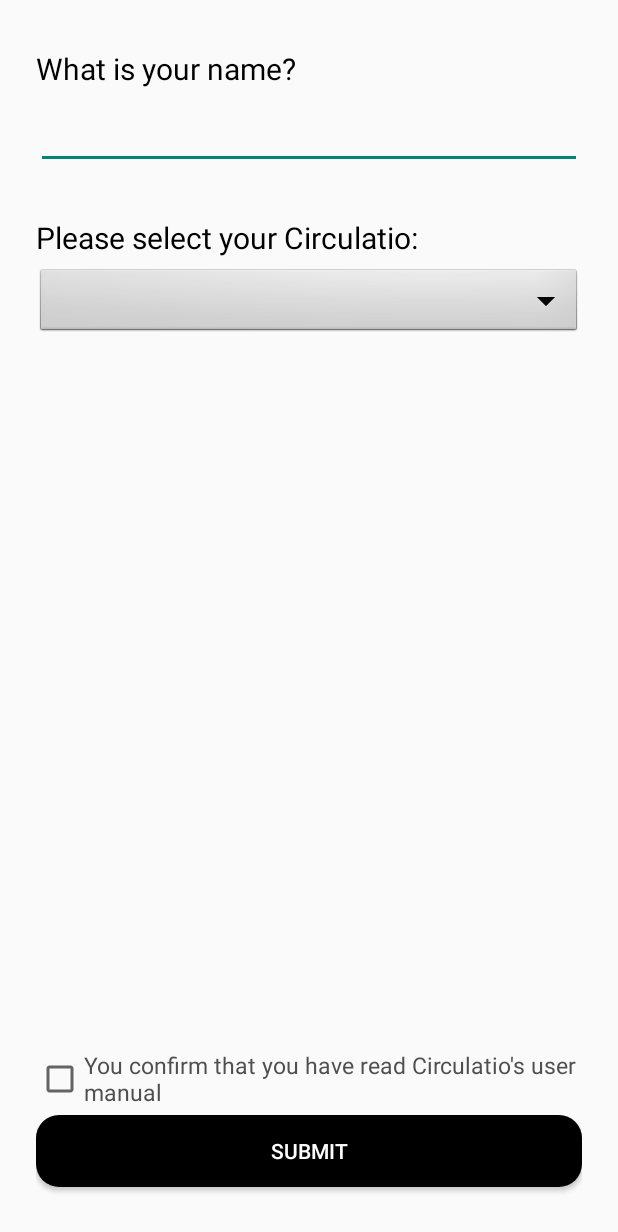
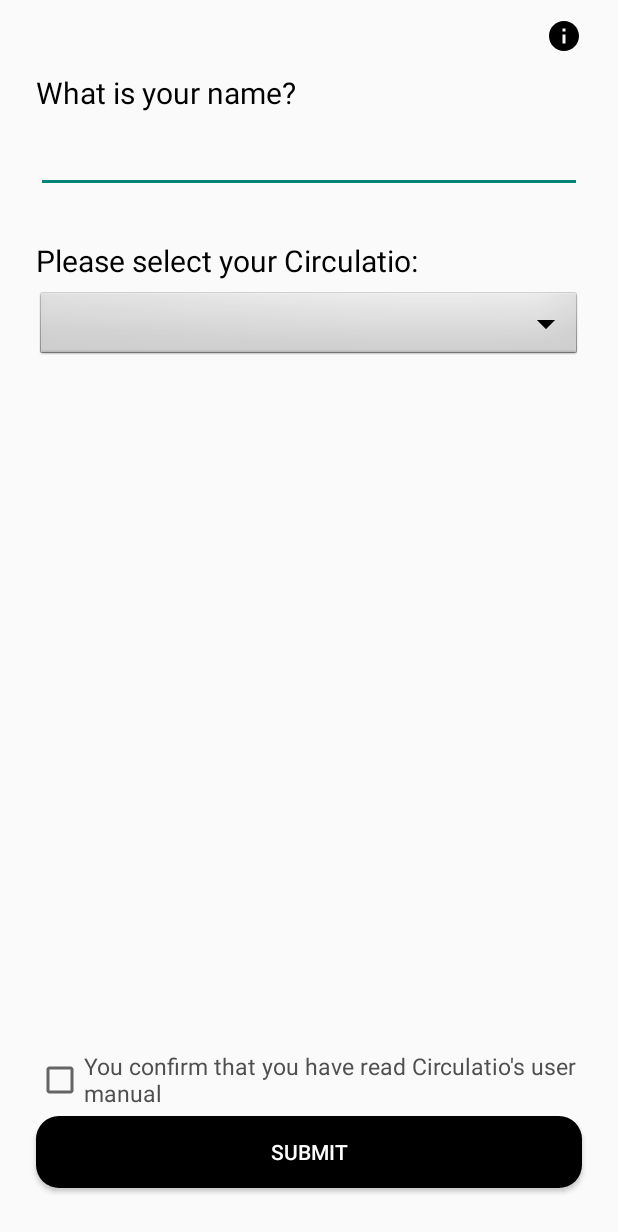
Before and after one commit to umuttkartal/sdp_app, an Android app: the SetUpInfo screen opened directly, with no data from a screen before it, on a phone screen of 412 x 824 dp. Shown: the top 1232 px of the screen. Run offline under Robolectric (Android 15) with nearby library versions, the phone set to English and light mode, and no system bars.

Commit message:
latest UI changes

```diff
--- a/app/src/main/AndroidManifest.xml
+++ b/app/src/main/AndroidManifest.xml
@@ -27,9 +27,9 @@
         <activity
             android:name=".MassageSetup"
             android:exported="true" />
-        <activity
-            android:name=".HomeScreen"
-            android:exported="true" />
+<!--        <activity-->
+<!--            android:name=".HomeScreen"-->
+<!--            android:exported="true" />-->
         <activity
             android:name=".SetUpInfo"
             android:exported="true" />
--- a/app/src/main/java/com/example/circulatio/Constants.java
+++ b/app/src/main/java/com/example/circulatio/Constants.java
@@ -5,12 +5,12 @@ public class Constants {
     public static final String IS_CIRCULATIO_CONNECTED = "IsCirculatioConnected";
 
     public static final String ACTION_CIRCULATIO_BUZZER_ON =
-            "com.specknet.circulatio.CIRCULATIO_BUZZER_ON";
+            "com.example.circulatio.CIRCULATIO_BUZZER_ON";
 
     public static final String ACTION_CIRCULATIO_BUZZER_OFF =
-            "com.specknet.circulatio.CIRCULATIO_BUZZER_OFF";
+            "com.example.circulatio.CIRCULATIO_BUZZER_OFF";
 
     public static final String ACTION_CIRCULATIO_RECONNECT =
-            "com.specknet.circulatio.CIRCULATIO_RECONNECT";
+            "com.example.circulatio.CIRCULATIO_RECONNECT";
 
 }
--- a/app/src/main/java/com/example/circulatio/MainActivity.java
+++ b/app/src/main/java/com/example/circulatio/MainActivity.java
@@ -239,6 +239,9 @@ public class MainActivity extends AppCompatActivity {
         Log.i("DF", "App is being destroyed");
         unregisterReceiver(mReceiver);
 
+        Intent in = new Intent(getApplicationContext(), BluetoothService.class);
+        getApplicationContext().stopService(in);
+
         super.onDestroy();
     }
 }
--- a/app/src/main/res/drawable/custom_button1.xml
+++ b/app/src/main/res/drawable/custom_button1.xml
@@ -1,6 +1,6 @@
 <?xml version="1.0" encoding="utf-8"?>
 <shape xmlns:android="http://schemas.android.com/apk/res/android" android:shape="rectangle">
-    <stroke android:color="@color/grey" android:width="2dp"/>
+    <stroke android:color="@color/grey" android:width="1dp"/>
     <corners android:radius="35dp" />
     <solid android:color="@color/white"/>
 
--- a/app/src/main/res/layout/activity_home_screen.xml
+++ b/app/src/main/res/layout/activity_home_screen.xml
@@ -29,6 +29,8 @@
         android:layout_marginStart="24dp"
         android:text="@string/device"
         android:textColor="@color/black"
+        android:paddingRight="20dp"
+        android:paddingLeft="20dp"
         android:textSize="15sp"
         app:layout_constraintBottom_toTopOf="@+id/CirculatioFrame"
         app:layout_constraintStart_toStartOf="parent" />
--- a/app/src/main/res/layout/activity_massage_setup.xml
+++ b/app/src/main/res/layout/activity_massage_setup.xml
@@ -4,7 +4,7 @@
     xmlns:tools="http://schemas.android.com/tools"
     android:layout_width="match_parent"
     android:layout_height="match_parent"
-    tools:context=".InitialSetUp">
+    tools:context=".MassageSetup">
 
     <TextView
         android:id="@+id/CirculatioFrame"
@@ -76,6 +76,8 @@
         android:drawableLeft="@drawable/ic_baseline_bluetooth_24"
         android:text="Connected"
         android:textColor="@color/navy"
+        android:paddingLeft="20dp"
+        android:paddingRight="20dp"
         app:backgroundTint="@color/white"
         app:layout_constraintBottom_toBottomOf="@+id/CirculatioFrame"
         app:layout_constraintEnd_toEndOf="@+id/CirculatioFrame"
--- a/app/src/main/res/layout/activity_set_up_info.xml
+++ b/app/src/main/res/layout/activity_set_up_info.xml
@@ -5,18 +5,28 @@
     android:layout_width="match_parent"
     android:layout_height="match_parent"
     android:orientation="vertical"
-    android:layout_marginLeft="24dp"
-    android:layout_marginRight="24dp"
+    android:layout_marginLeft="12dp"
+    android:layout_marginRight="12dp"
     tools:context=".SetUpInfo">
 
-    <View
-        android:layout_width="0dp"
-        android:layout_height="1dp"
-        android:layout_weight="1"/>
+
+    <ImageButton
+        android:id="@+id/buttonInfo1"
+        android:layout_width="wrap_content"
+        android:layout_height="wrap_content"
+        android:background="#0000"
+        android:minWidth="48dp"
+        android:minHeight="48dp"
+        android:layout_gravity="right"
+        android:src="@drawable/ic_baseline_info_24"
+        app:layout_constraintBottom_toTopOf="@+id/CirculatioFrame"
+        app:layout_constraintEnd_toEndOf="parent" />
 
     <TextView
         android:layout_width="match_parent"
         android:layout_height="wrap_content"
+        android:layout_marginLeft="12dp"
+        android:layout_marginRight="12dp"
         android:text="@string/what_is_your_name"
         android:textColor="@color/black"
         android:textSize="20sp"/>
@@ -24,6 +34,8 @@
     <EditText
         android:id="@+id/enter_name"
         android:layout_width="match_parent"
+        android:layout_marginLeft="12dp"
+        android:layout_marginRight="12dp"
         android:layout_height="48dp"
         android:layout_marginTop="5dp"
         android:inputType="textPersonName"
@@ -38,6 +50,8 @@
     <TextView
         android:layout_width="match_parent"
         android:layout_height="wrap_content"
+        android:layout_marginLeft="12dp"
+        android:layout_marginRight="12dp"
         android:text="@string/please_select_your_circulatio"
         android:textColor="@color/black"
         android:textSize="20sp"
@@ -47,6 +61,8 @@
         android:id="@+id/bluetooth_devices_spinner"
         android:layout_width="match_parent"
         android:layout_height="wrap_content"
+        android:layout_marginLeft="12dp"
+        android:layout_marginRight="12dp"
         android:layout_marginTop="5dp"
         android:background="@android:drawable/btn_dropdown"
         android:spinnerMode="dropdown"/>
@@ -61,15 +77,20 @@
         android:id="@+id/checkbox_user_manual"
         android:layout_width="match_parent"
         android:layout_height="wrap_content"
+        android:layout_marginLeft="12dp"
+        android:layout_marginRight="12dp"
         android:minHeight="48dp"
         android:text="@string/confirm_checkbox"
         android:textColor="@color/grey"
-        android:textSize="15sp" />
+        android:textSize="15sp"
+        android:onClick="blinkInfoButton"/>
 
     <Button
         android:id="@+id/btn_submit_setup_info"
         android:layout_width="match_parent"
         android:layout_height="wrap_content"
+        android:layout_marginLeft="12dp"
+        android:layout_marginRight="12dp"
         android:text="@string/submit"
         android:background="@drawable/custom_button2"
         android:textColor="@color/white"
--- a/app/src/main/res/values/strings.xml
+++ b/app/src/main/res/values/strings.xml
@@ -2,7 +2,7 @@
     <string name="app_name">Circulatio</string>
     <string name="circulatio_logo">Circulatio logo</string>
     <string name="device">Device</string>
-    <string name="tap_to_set_up_circulatio">Tap to set up Circulatio</string>
+    <string name="tap_to_set_up_circulatio">Press here to set up Circulatio</string>
     <string name="what_is_your_name">What is your name?</string>
     <string name="name">Name</string>
     <string name="please_select_your_circulatio">Please select your Circulatio:</string>
```
Also changed, not shown: app/src/main/java/com/example/circulatio/BluetoothService.java (+18 -5 lines), app/src/main/java/com/example/circulatio/InitialSetUp.java (+20 -0 lines), app/src/main/java/com/example/circulatio/SetUpInfo.java (+10 -1 lines), app/src/main/java/com/example/circulatio/SplashScreen.java (+1 -148 lines).
